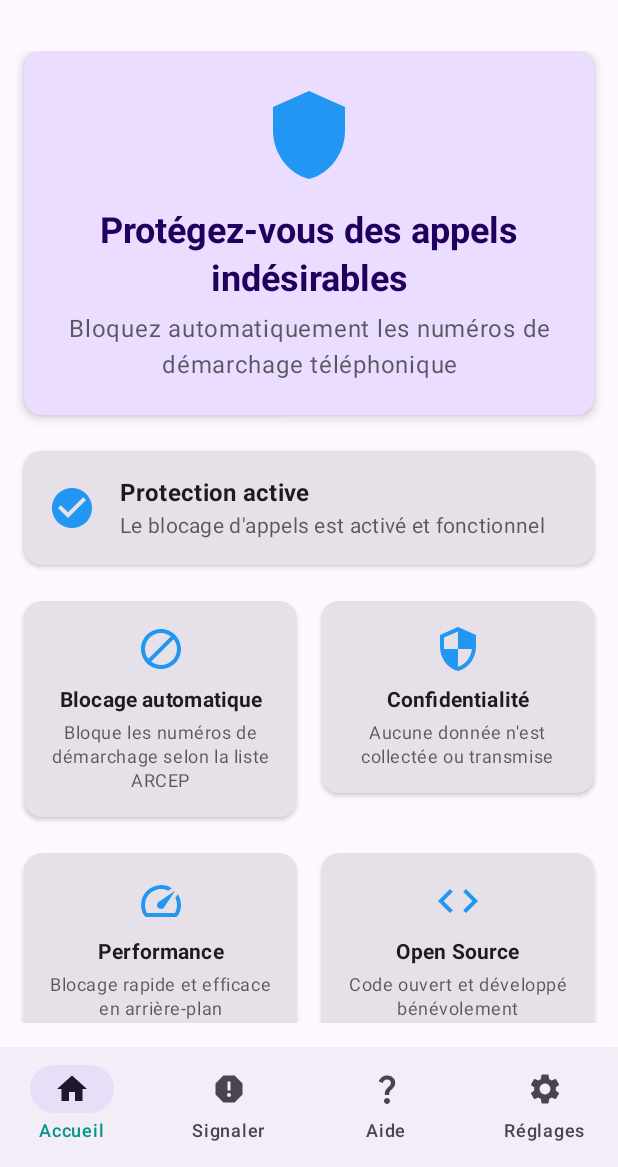
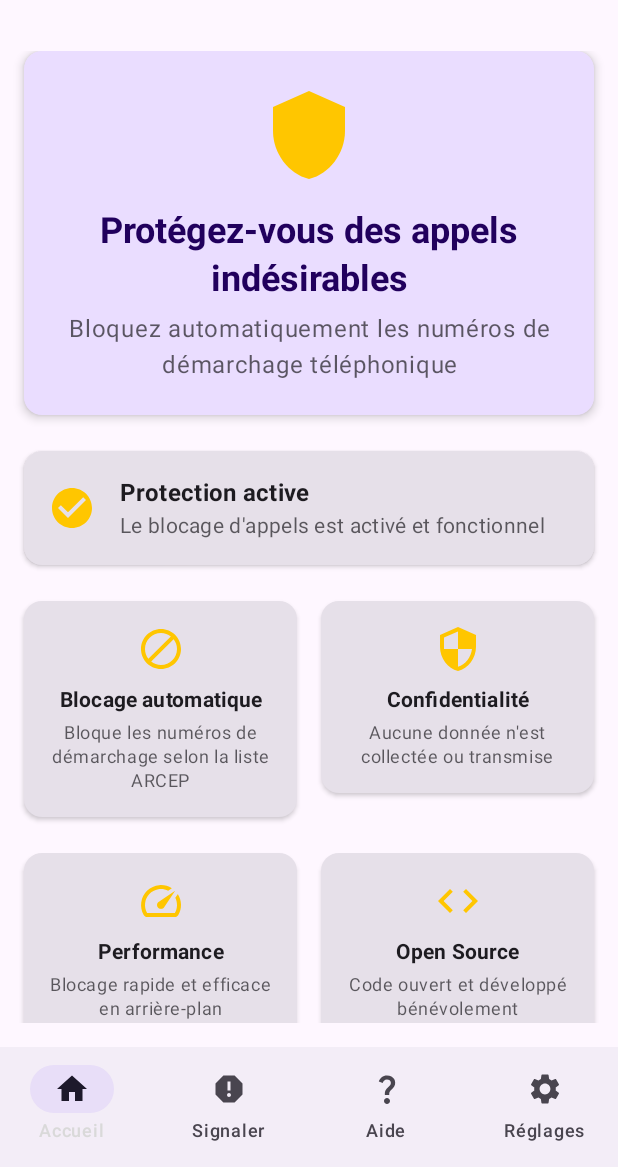
Before and after one commit to cbouvat/saracroche-android, an Android app built with Jetpack Compose: the screen it shows after launch (MainActivity), on a phone screen of 412 x 824 dp, the part 69-1236 px from its top. Run offline under Robolectric (Android 15) with nearby library versions, the phone set to English and light mode, and no system bars.

Commit message:
Update color scheme to use Saracroche brand colors

```diff
--- a/app/src/main/java/com/cbouvat/android/saracroche/ui/theme/Color.kt
+++ b/app/src/main/java/com/cbouvat/android/saracroche/ui/theme/Color.kt
@@ -3,6 +3,5 @@ package com.cbouvat.android.saracroche.ui.theme
 import androidx.compose.ui.graphics.Color
 
 // Saracroche brand colors
-val SaracrocheBlue = Color(0xFF2196F3)
-val SarcrocheTeal = Color(0xFF009688)
-val SaracrocheOrange = Color(0xFFFF5722)
+val SaracrochePrimary = Color(0xFFFFC600)
+val SarcrocheSecondary = Color(0xFFD9D9D9)
--- a/app/src/main/java/com/cbouvat/android/saracroche/ui/theme/Theme.kt
+++ b/app/src/main/java/com/cbouvat/android/saracroche/ui/theme/Theme.kt
@@ -7,25 +7,13 @@ import androidx.compose.material3.lightColorScheme
 import androidx.compose.runtime.Composable
 
 private val DarkColorScheme = darkColorScheme(
-    primary = SaracrocheBlue,
-    secondary = SarcrocheTeal,
-    tertiary = SaracrocheOrange
+    primary = SaracrochePrimary,
+    secondary = SarcrocheSecondary,
 )
 
 private val LightColorScheme = lightColorScheme(
-    primary = SaracrocheBlue,
-    secondary = SarcrocheTeal,
-    tertiary = SaracrocheOrange,
-
-    /* Other default colors to override
-    background = Color(0xFFFFFBFE),
-    surface = Color(0xFFFFFBFE),
-    onPrimary = Color.White,
-    onSecondary = Color.White,
-    onTertiary = Color.White,
-    onBackground = Color(0xFF1C1B1F),
-    onSurface = Color(0xFF1C1B1F),
-    */
+    primary = SaracrochePrimary,
+    secondary = SarcrocheSecondary,
 )
 
 @Composable
```
